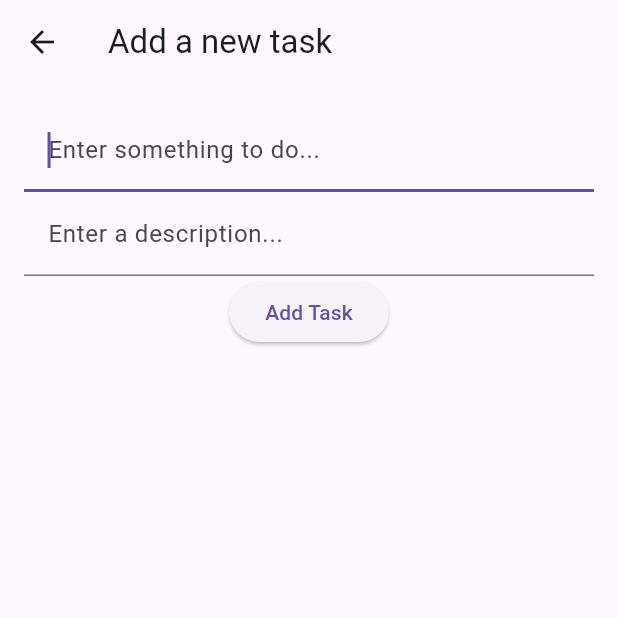
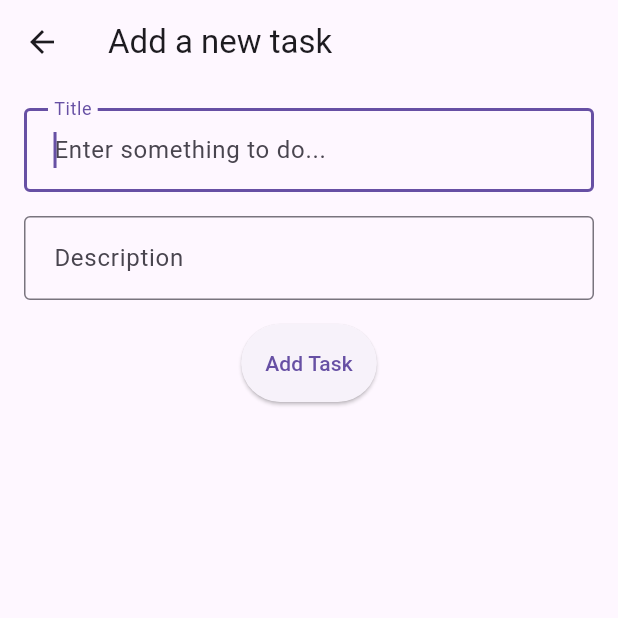
Before and after one commit to MRoland0822/flutter_application_todo, a Flutter app: the screen it shows after launch, after a tap on the "add" icon, on a phone screen of 412 x 824 dp, the top half of it. Run offline on Flutter 3.47's test engine with Material 3 defaults, Android fonts, the phone set to English and light mode, and no system bars.

Commit message:
minimal design implemented

```diff
--- a/lib/add_todo_screen.dart
+++ b/lib/add_todo_screen.dart
@@ -1,12 +1,14 @@
 import 'package:flutter/material.dart';
 
 class AddTodoScreen extends StatelessWidget {
-  final Function(String, String?) addTodoItem;
+  final Function(String, String?, Color) addTodoItem;
   final TextEditingController titleController = TextEditingController();
   final TextEditingController descriptionController = TextEditingController();
+  final Color selectedColor = Colors.blue;
+
+  AddTodoScreen({super.key, required this.addTodoItem});
 
 
-  AddTodoScreen({super.key, required this.addTodoItem});
 
   @override
   Widget build(BuildContext context) {
@@ -22,20 +24,24 @@ class AddTodoScreen extends StatelessWidget {
               controller: titleController,
               autofocus: true,
               decoration: const InputDecoration(
+                labelText: 'Title',
                 hintText: 'Enter something to do...',
-                contentPadding: EdgeInsets.all(16.0),
+                border: OutlineInputBorder(),
               ),
             ),
+            const SizedBox(height: 16),
             TextField(
               controller: descriptionController,
               decoration: const InputDecoration(
+                labelText: 'Description',
                 hintText: 'Enter a description...',
-                contentPadding: EdgeInsets.all(16.0),
+                border: OutlineInputBorder(),
               ),
             ),
+            const SizedBox(height: 16),
             ElevatedButton(
               onPressed: () {
-                addTodoItem(titleController.text, descriptionController.text);
+              addTodoItem(titleController.text, descriptionController.text.isNotEmpty ? descriptionController.text : null, selectedColor);
                 Navigator.pop(context); // Close the add todo screen
               },
               child: const Text('Add Task'),
--- a/lib/edit_todo_screen.dart
+++ b/lib/edit_todo_screen.dart
@@ -49,13 +49,15 @@ class _EditTodoScreenState extends State<EditTodoScreen> {
               controller: _titleController,
               decoration: const InputDecoration(
                 labelText: 'Title',
+                border: OutlineInputBorder(),
               ),
             ),
-            const SizedBox(height: 8),
+            const SizedBox(height: 16),
             TextField(
               controller: _descriptionController,
               decoration: const InputDecoration(
                 labelText: 'Description',
+                border: OutlineInputBorder(),
               ),
             ),
             const SizedBox(height: 16),
--- a/lib/main.dart
+++ b/lib/main.dart
@@ -14,6 +14,18 @@ class MyApp extends StatelessWidget {
       title: 'Flutter TODO App',
       theme: ThemeData(
         primarySwatch: Colors.blue,
+        textTheme: const TextTheme(
+          headlineMedium: TextStyle(fontSize: 18.0, fontWeight: FontWeight.bold)
+          ),
+        inputDecorationTheme: const InputDecorationTheme(
+          border: OutlineInputBorder(),
+          contentPadding: EdgeInsets.all(16.0),
+        ),
+        elevatedButtonTheme: ElevatedButtonThemeData(
+          style: ElevatedButton.styleFrom(
+            padding: const EdgeInsets.all(16.0),
+          ),
+        )
       ),
       home: const TodoListScreen(),
     );
--- a/lib/todo_list_screen.dart
+++ b/lib/todo_list_screen.dart
@@ -13,10 +13,10 @@ class TodoListScreen extends StatefulWidget {
 class TodoListScreenState extends State<TodoListScreen> {
   final List<TodoItem> _todoItems = [];
 
-  void _addTodoItem(String task, String? description) {
+  void _addTodoItem(String task, String? description, Color color) {
     if (task.isNotEmpty) {
       setState(() {
-        _todoItems.add(TodoItem(task: task, description: description));
+        _todoItems.add(TodoItem(task: task, description: description, color: Colors.blue));
       });
     }
   }
@@ -28,6 +28,7 @@ class TodoListScreenState extends State<TodoListScreen> {
           task: newTask,
           description: newDescription,
           completed: _todoItems[index].completed,
+          color: _todoItems[index].color,
         );
       });
     }
@@ -72,41 +73,102 @@ class TodoListScreenState extends State<TodoListScreen> {
   }
 
   Widget _buildTodoList() {
-    return ListView.builder(
+    final screenWidth = MediaQuery.of(context).size.width;
+    final screenHeight = MediaQuery.of(context).size.height;
+
+    // Determine the number of columns based on screen width
+    int columns;
+    if (screenWidth > 1200) {
+      columns = 4;
+    } else if (screenWidth > 800) {
+      columns = 3;
+    } else {
+      columns = 2;
+    }
+
+    // Determine the text size based on screen height
+    double titleFontSize;
+    double descriptionFontSize;
+    if (screenHeight > 1200) {
+      titleFontSize = 20.0;
+      descriptionFontSize = 16.0;
+    } else if (screenHeight > 800) {
+      titleFontSize = 18.0;
+      descriptionFontSize = 14.0;
+    } else {
+      titleFontSize = 16.0;
+      descriptionFontSize = 12.0;
+    }
+
+    return GridView.builder(
+      padding: const EdgeInsets.all(8.0),
+      gridDelegate: SliverGridDelegateWithFixedCrossAxisCount(
+        crossAxisCount: columns, // Number of columns
+        crossAxisSpacing: 8.0,
+        mainAxisSpacing: 8.0,
+        childAspectRatio: 1, // To make the cards square
+      ),
       itemCount: _todoItems.length,
       itemBuilder: (context, index) {
-        return _buildTodoItem(_todoItems[index], index);
+        return _buildTodoItem(_todoItems[index], index, titleFontSize, descriptionFontSize);
       },
     );
   }
 
-  Widget _buildTodoItem(TodoItem todoItem, int index) {
-    return ListTile(
-      title: Text(
+  Widget _buildTodoItem(TodoItem todoItem, int index, double titleFontSize, double descriptionFontSize) {
+    return Card(
+      shape: RoundedRectangleBorder(
+        borderRadius: BorderRadius.circular(15.0),
+      ),
+      elevation: 4.0,
+      color: todoItem.color,
+      child: InkWell(
+        onTap: () => _pushEditTodoScreen(index),
+        child: Padding(
+          padding: const EdgeInsets.all(12.0),
+          child: Column(
+            crossAxisAlignment: CrossAxisAlignment.start,
+            children: [
+              Text(
                 todoItem.task,
                 style: TextStyle(
+                  fontSize: titleFontSize,
+                  fontWeight: FontWeight.bold,
                   decoration: todoItem.completed ? TextDecoration.lineThrough : null,
                 ),
               ),
-      subtitle: todoItem.description != null ? Text(todoItem.description!) : null,
-      leading: Checkbox(
+              const SizedBox(height: 8),
+              Expanded(
+                child: Text(
+                  todoItem.description ?? '',
+                  style: TextStyle(
+                    fontSize: descriptionFontSize,
+                    color: Colors.grey[700],
+                  ),
+                  overflow: TextOverflow.ellipsis,
+                  maxLines: 3, // Limits the text to 3 lines
+                ),
+              ),
+              Row(
+                mainAxisAlignment: MainAxisAlignment.spaceBetween,
+                children: [
+                  Checkbox(
+                    shape: const CircleBorder(),
+                    activeColor: Theme.of(context).primaryColor,
                     value: todoItem.completed,
                     onChanged: (bool? value) {
                       _toggleTodoItem(index);
                     },
                   ),
-      trailing: Row(
-        mainAxisSize: MainAxisSize.min,
-        children: [
                   IconButton(
-            icon: const Icon(Icons.edit),
-            onPressed: () => _pushEditTodoScreen(index),
-          ),
-          IconButton(
-            icon: const Icon(Icons.delete),
+                    icon: const Icon(Icons.delete, color: Colors.redAccent),
                     onPressed: () => _deleteTodoItem(index),
                   ),
                 ],
+              ),
+            ],
+          ),
+        ),
       ),
     );
   }
--- a/pubspec.yaml
+++ b/pubspec.yaml
@@ -30,6 +30,7 @@ environment:
 dependencies:
   flutter:
     sdk: flutter
+  flutter_colorpicker: ^0.6.0
 
 
   # The following adds the Cupertino Icons font to your application.
```
Also changed, not shown: lib/todo_item.dart (+8 -1 lines), pubspec.lock. Lines whose indentation alone changed are shown as unchanged.
